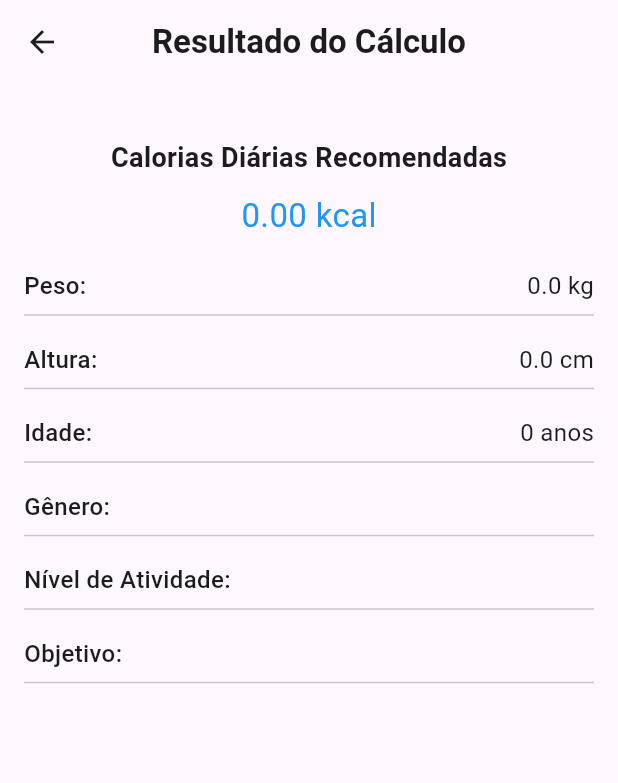
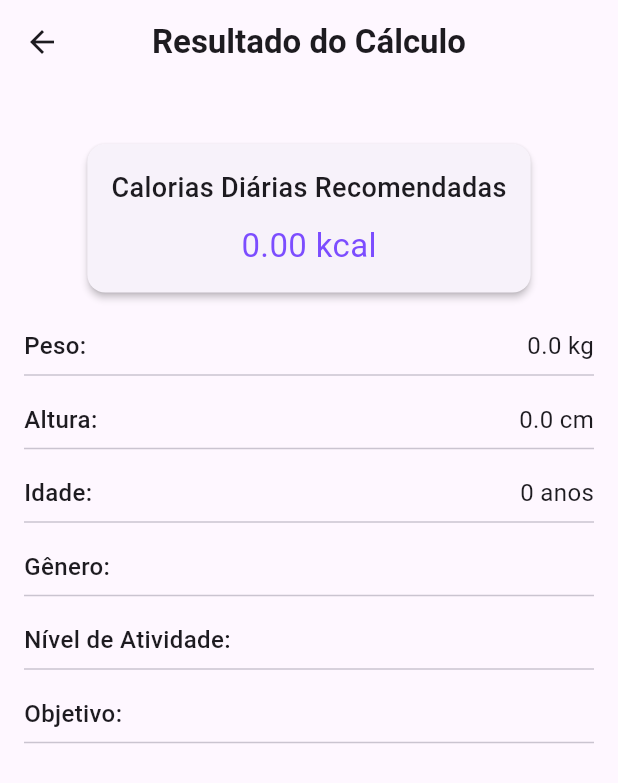
Before and after one commit to RafaellaBarbosa/calorie_calculator, a Flutter app: the ResultScreen screen opened directly with empty values, on a phone screen of 412 x 824 dp. Shown: the top 783 px of the screen. Run offline on Flutter 3.47's test engine with Material 3 defaults, Android fonts, the phone set to English and light mode, and no system bars; our stand-ins replace shared_preferences; accounts and stored records are empty.

Commit message:
Movido CardCalorieWidget para a pasta widgets como componente reutilizável

```diff
--- a/lib/main.dart
+++ b/lib/main.dart
@@ -14,7 +14,7 @@ class CalorieCalculatorApp extends StatelessWidget {
     return MaterialApp(
       title: 'Calorie Calculator',
       theme: ThemeData(
-        primarySwatch: Colors.blue,
+        primarySwatch: Colors.purple,
       ),
       home: const UserInputScreen(),
     );
--- a/lib/presentation/pages/history_page.dart
+++ b/lib/presentation/pages/history_page.dart
@@ -1,6 +1,7 @@
 import 'package:flutter/material.dart';
 
 import '../../controller/calorie_controller.dart';
+import '../widgets/card_calories_widget.dart';
 import '../widgets/result_row_widget.dart';
 
 class HistoryScreen extends StatefulWidget {
@@ -51,14 +52,10 @@ class _HistoryScreenState extends State<HistoryScreen> {
                 crossAxisAlignment: CrossAxisAlignment.center,
                 children: [
                   const SizedBox(height: 20),
-                  const Text(
-                    'Calorias Diárias Recomendadas',
-                    style: TextStyle(fontSize: 18, fontWeight: FontWeight.bold),
-                  ),
-                  const SizedBox(height: 10),
-                  Text(
-                    '${_lastCalculation!['calories'].toStringAsFixed(2) ?? 'N/A'} kcal',
-                    style: const TextStyle(fontSize: 22, color: Colors.blue),
+                  CardCalorieWidget(
+                    title: 'Calorias Diárias Recomendadas',
+                    calories:
+                        '${_lastCalculation!['calories'].toStringAsFixed(2)} kcal',
                   ),
                   const SizedBox(height: 20),
                   ResultRowWidget(
--- a/lib/presentation/pages/result_page.dart
+++ b/lib/presentation/pages/result_page.dart
@@ -1,5 +1,6 @@
 import 'package:flutter/material.dart';
 
+import '../widgets/card_calories_widget.dart';
 import '../widgets/result_row_widget.dart';
 
 class ResultScreen extends StatelessWidget {
@@ -40,15 +41,9 @@ class ResultScreen extends StatelessWidget {
           crossAxisAlignment: CrossAxisAlignment.center,
           children: [
             const SizedBox(height: 20),
-            const Text(
-              'Calorias Diárias Recomendadas',
-              style: TextStyle(fontSize: 18, fontWeight: FontWeight.bold),
-            ),
-            const SizedBox(height: 10),
-            Text(
-              '${calories.toStringAsFixed(2)} kcal',
-              style: const TextStyle(fontSize: 22, color: Colors.blue),
-            ),
+            CardCalorieWidget(
+                title: 'Calorias Diárias Recomendadas',
+                calories: '${calories.toStringAsFixed(2)} kcal'),
             const SizedBox(height: 20),
             ResultRowWidget(
                 label: 'Peso:', value: '${weight.toStringAsFixed(1)} kg'),
--- /dev/null
+++ b/lib/presentation/widgets/card_calories_widget.dart
@@ -0,0 +1,35 @@
+import 'package:flutter/material.dart';
+
+class CardCalorieWidget extends StatelessWidget {
+  const CardCalorieWidget(
+      {super.key, required this.title, required this.calories});
+
+  final String title;
+  final String calories;
+
+  @override
+  Widget build(BuildContext context) {
+    return Card(
+      elevation: 2,
+      child: Padding(
+        padding: const EdgeInsets.all(16.0),
+        child: Column(
+          children: [
+            Text(
+              title,
+              style: const TextStyle(fontSize: 18, fontWeight: FontWeight.w500),
+            ),
+            const SizedBox(height: 10),
+            Text(
+              calories,
+              style: const TextStyle(
+                fontSize: 22,
+                color: Colors.deepPurpleAccent,
+              ),
+            ),
+          ],
+        ),
+      ),
+    );
+  }
+}
```
